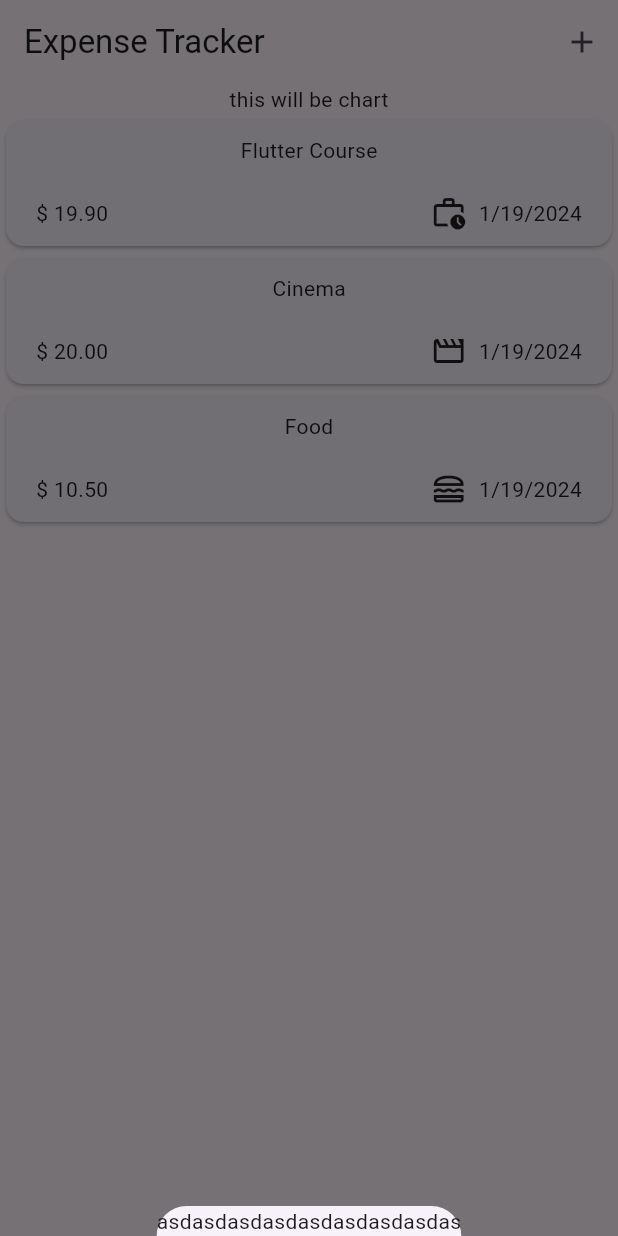
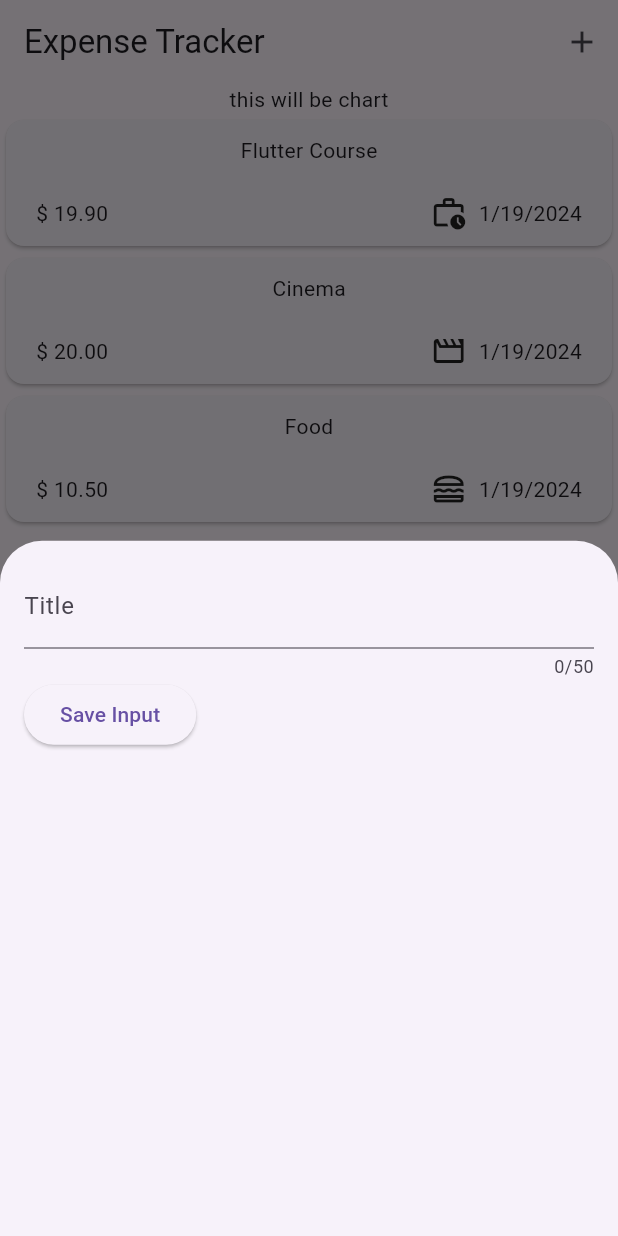
Before and after one commit to ddreambug/expense_tracker, a Flutter app: the screen it shows after launch, after a tap on the "add" icon, on a phone screen of 412 x 824 dp. Run offline on Flutter 3.47's test engine with Material 3 defaults, Android fonts, the phone set to English and light mode, and no system bars.

Commit message:
storing user input to variable (for further usage)

```diff
--- a/lib/widgets/expenses.dart
+++ b/lib/widgets/expenses.dart
@@ -1,5 +1,6 @@
 import 'package:expense_tracker/widgets/expenses_list/expenses_list.dart';
 import 'package:expense_tracker/model/expense_model.dart';
+import 'package:expense_tracker/widgets/new_expenses.dart';
 import 'package:flutter/material.dart';
 
 class Expenses extends StatefulWidget {
@@ -31,10 +32,9 @@ class _ExpensesState extends State<Expenses> {
 
   void _openAddExpenseDisplay() {
     showModalBottomSheet(
-        context: context,
-        builder: (ctx) {
-          return const Text('asdasdasdasdasdasdasdasdas');
-        });
+      context: context,
+      builder: (ctx) => const NewExpenses(),
+    );
   }
 
   @override
--- /dev/null
+++ b/lib/widgets/new_expenses.dart
@@ -0,0 +1,43 @@
+import 'package:flutter/material.dart';
+
+class NewExpenses extends StatefulWidget {
+  const NewExpenses({super.key});
+
+  @override
+  State<NewExpenses> createState() {
+    return _NewExpensesState();
+  }
+}
+
+class _NewExpensesState extends State<NewExpenses> {
+  var _enteredTitle = '';
+  void _saveTitleInput(String inputValue) {
+    _enteredTitle = inputValue;
+  }
+
+  @override
+  Widget build(BuildContext context) {
+    return Padding(
+      padding: const EdgeInsets.all(16),
+      child: Column(
+        children: [
+          TextField(
+            onChanged: _saveTitleInput,
+            maxLength: 50,
+            decoration: const InputDecoration(label: Text('Title')),
+          ),
+          Row(
+            children: [
+              ElevatedButton(
+                onPressed: () {
+                  print(_enteredTitle);
+                },
+                child: const Text('Save Input'),
+              )
+            ],
+          )
+        ],
+      ),
+    );
+  }
+}
```
